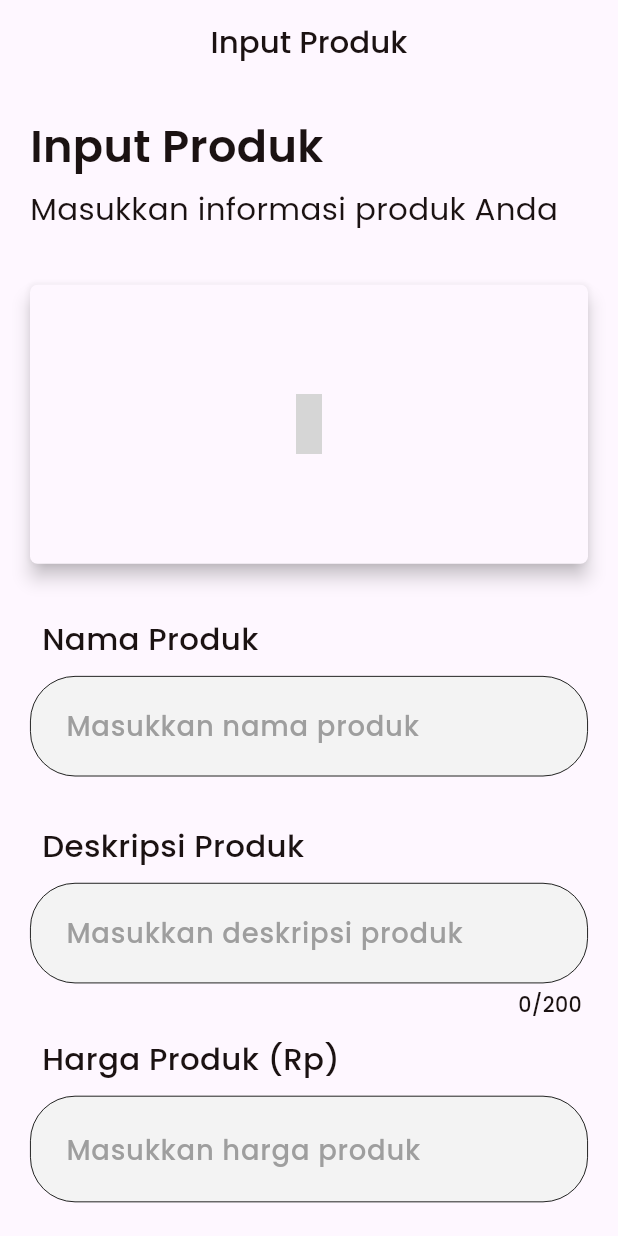
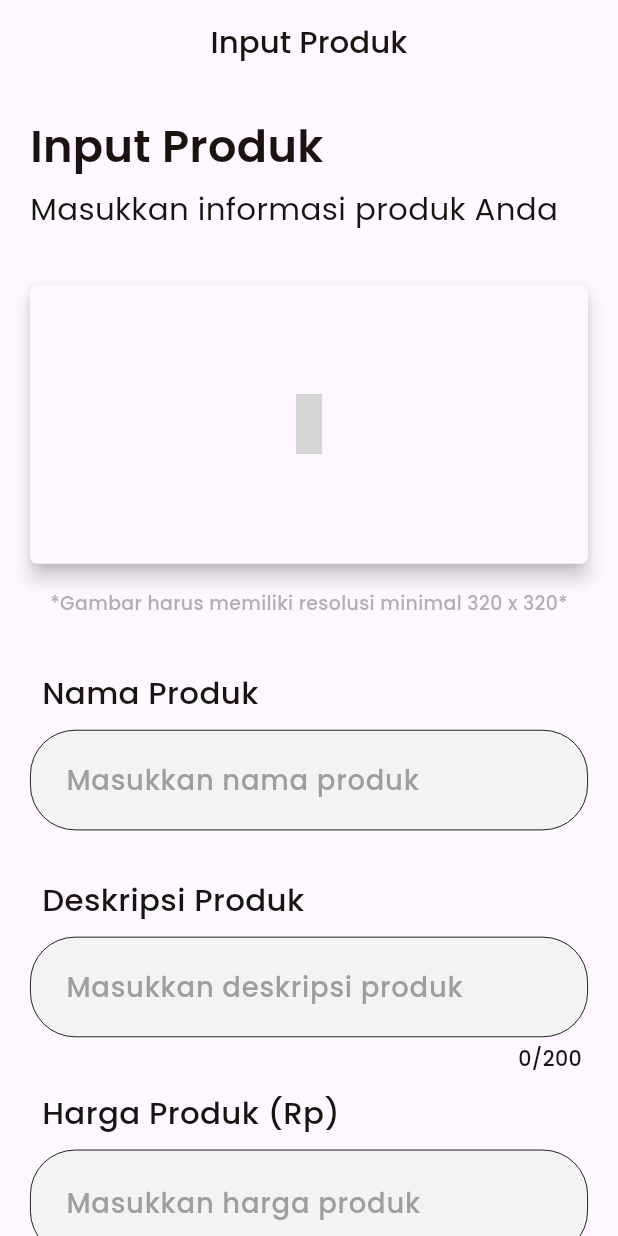
Before and after one commit to SumahanZ/GordenCentral, a Flutter app: the InternalInputProdukPage screen opened directly, on a phone screen of 412 x 824 dp. Run offline on Flutter 3.47's test engine with Material 3 defaults, Android fonts, the phone set to English and light mode, and no system bars; our stand-ins replace awesome_dialog, badges, cached_network_image, carousel_slider, currency_text_input_formatter, data_table_2 and 19 more; missing offline and left inert: antdesign_icons, autoscale_tabbarview, cloudinary_url_gen, flutter_tex, open_file_plus, searchable_listview and 2 more; accounts and stored records are empty; generated files the repository leaves out were written again; grey boxes are pictures that could not be loaded.

Commit message:
updated ui

```diff
--- a/lib/core/customer/main/customer_main_page.dart
+++ b/lib/core/customer/main/customer_main_page.dart
@@ -61,7 +61,7 @@ class CustomerMainPage extends ConsumerWidget {
             badgeStyle: const badges.BadgeStyle(badgeColor: Colors.purple),
             child: const Tab(
               icon: Icon(AntIcons.globalOutlined),
-              text: 'Browse Toko',
+              text: 'Browse',
             ),
           ),
           const Tab(
--- a/lib/core/internal/produkstok/widgets/produk_picker_widget.dart
+++ b/lib/core/internal/produkstok/widgets/produk_picker_widget.dart
@@ -6,6 +6,7 @@ import 'package:carousel_slider/carousel_slider.dart';
 import 'package:flutter/material.dart';
 import 'package:flutter_screenutil/flutter_screenutil.dart';
 import 'package:tugas_akhir_project/models/produk.dart';
+import 'package:tugas_akhir_project/utils/styles/appStyles.dart';
 
 class ProdukImagePicker extends StatefulWidget {
   // final Produk? produk;
@@ -22,7 +23,8 @@ class _ProdukImagePickerState extends State<ProdukImagePicker> {
   final CarouselController _controller = CarouselController();
   @override
   Widget build(BuildContext context) {
-    return widget.selectedImages.isNotEmpty
+    return Column(children: [
+      widget.selectedImages.isNotEmpty
           ? Column(
               children: [
                 CarouselSlider(
@@ -95,7 +97,14 @@ class _ProdukImagePickerState extends State<ProdukImagePicker> {
                     child: const Center(
                         child: Icon(AntIcons.cameraOutlined, size: 40))),
               ),
-          );
+            ),
+      SizedBox(height: 15.h),
+      Text("*Gambar harus memiliki resolusi minimal 320 x 320*",
+          style: appStyle(
+              size: 11,
+              color: Colors.grey.withOpacity(0.8),
+              fw: FontWeight.w500))
+    ]);
   }
 }
 
@@ -121,7 +130,8 @@ class _ProdukImagePickerWithProdukState
   final CarouselController _controller = CarouselController();
   @override
   Widget build(BuildContext context) {
-    return widget.produk != null &&
+    return Column(children: [
+      widget.produk != null &&
               widget.produk!.produkGlobalImages.isNotEmpty &&
               widget.imageFromfile == false
           ? Column(
@@ -272,6 +282,13 @@ class _ProdukImagePickerWithProdukState
                         child: const Center(
                             child: Icon(AntIcons.cameraOutlined, size: 40))),
                   ),
-              );
+                ),
+      SizedBox(height: 15.h),
+      Text("*Gambar harus memiliki resolusi minimal 320 x 320*",
+          style: appStyle(
+              size: 11,
+              color: Colors.grey.withOpacity(0.8),
+              fw: FontWeight.w500))
+    ]);
   }
 }
```
Also changed, not shown: lib/core/customer/account/widgets/customer_edit_profile_image_widget.dart (+15 -5 lines), lib/core/internal/account/widgets/internal_edit_profile_image_widget.dart (+15 -4 lines), lib/core/internal/profile-toko/widgets/toko_carousel_slider_widget.dart (+7 -0 lines), lib/core/internal/profile-toko/widgets/toko_configure_information_widget.dart (+12 -3 lines). Lines whose indentation alone changed are shown as unchanged.
